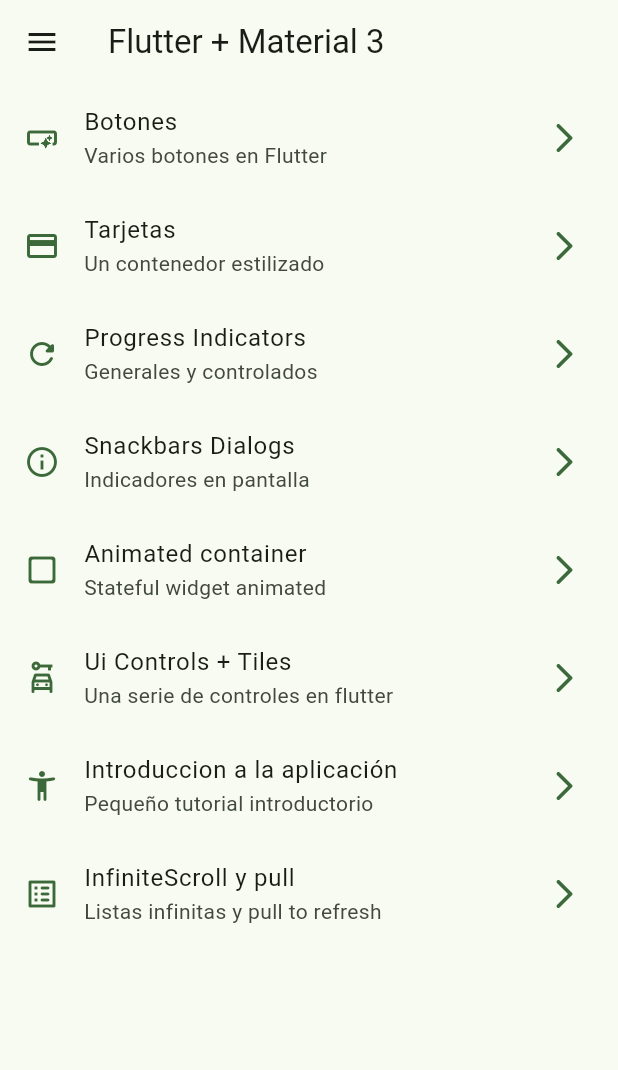
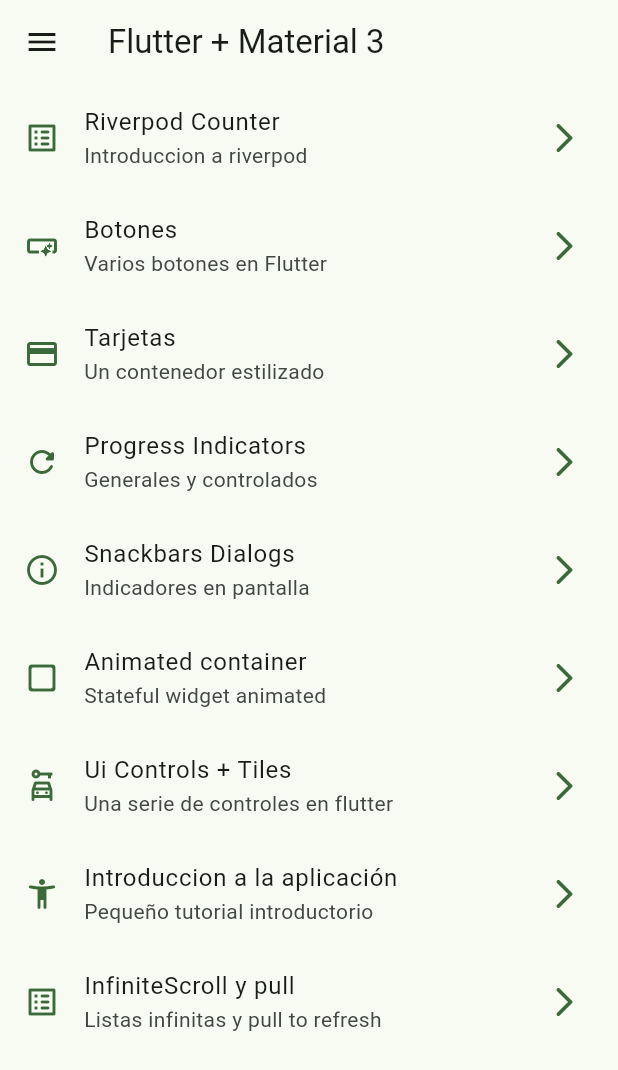
Before and after one commit to AFTR05/widgets_app, a Flutter app: the screen it shows after launch, on a phone screen of 412 x 824 dp. Shown: the top 1070 px of the screen. Run offline on Flutter 3.47's test engine with Material 3 defaults, Android fonts, the phone set to English and light mode, and no system bars; our stand-ins replace animate_do, go_router.

Commit message:
feat intro riverpod

```diff
--- a/lib/config/menu/menu_item.dart
+++ b/lib/config/menu/menu_item.dart
@@ -15,6 +15,12 @@ class MenuItem {
 }
 
 const appMenuItems = <MenuItem>[
+  MenuItem(
+    title: 'Riverpod Counter',
+    subtitle: 'Introduccion a riverpod',
+    link: '/counter',
+    icon: Icons.list_alt_rounded
+  ),
   MenuItem(
     title: 'Botones',
     subtitle: 'Varios botones en Flutter',
@@ -62,5 +68,6 @@ const appMenuItems = <MenuItem>[
     subtitle: 'Listas infinitas y pull to refresh',
     link: '/infinite',
     icon: Icons.list_alt_rounded
-  )
+  ),
+
 ];
--- a/lib/config/router/app_router.dart
+++ b/lib/config/router/app_router.dart
@@ -4,6 +4,11 @@ import 'package:widgets_app/presentation/screens/screens.dart';
 
 final appRouter = GoRouter(
   routes: [
+    GoRoute(
+      name: CounterScreen.name,
+      path: '/counter-river',
+      builder: (context, state) => const CounterScreen()
+    ),
     GoRoute(
       name: HomeScreen.name,
       path: '/',
--- a/lib/presentation/screens/screens.dart
+++ b/lib/presentation/screens/screens.dart
@@ -1,3 +1,4 @@
+export 'package:widgets_app/presentation/screens/counter/counter_screen_dart.dart';
 export 'package:widgets_app/presentation/screens/animated/animated_screen.dart';
 export 'package:widgets_app/presentation/screens/app_tutorial/app_tutorial_screen.dart';
 export 'package:widgets_app/presentation/screens/inifinite_scroll/infinite_scroll_screen.dart';
```
Also changed, not shown: lib/presentation/screens/counter/counter_screen_dart.dart (added, +22 -0 lines).
